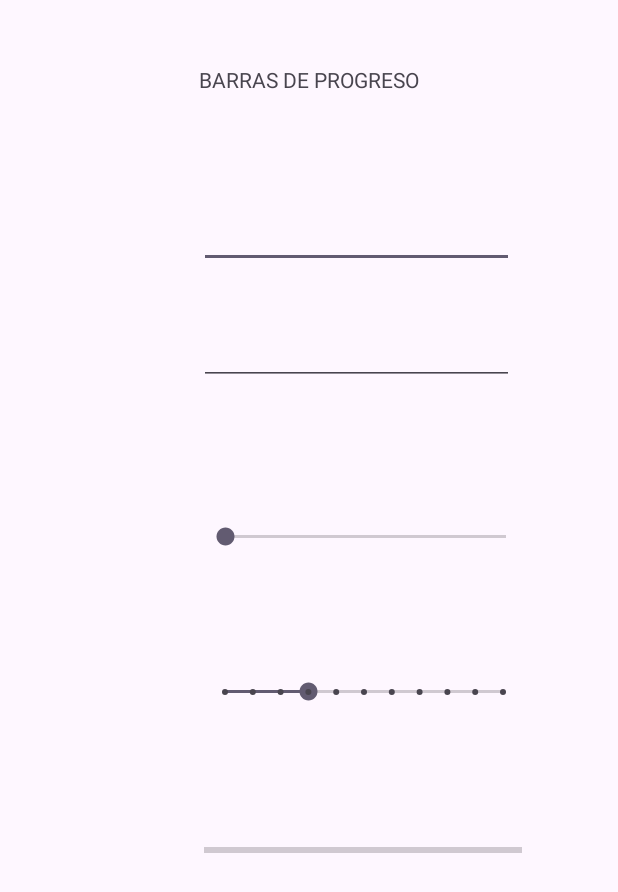
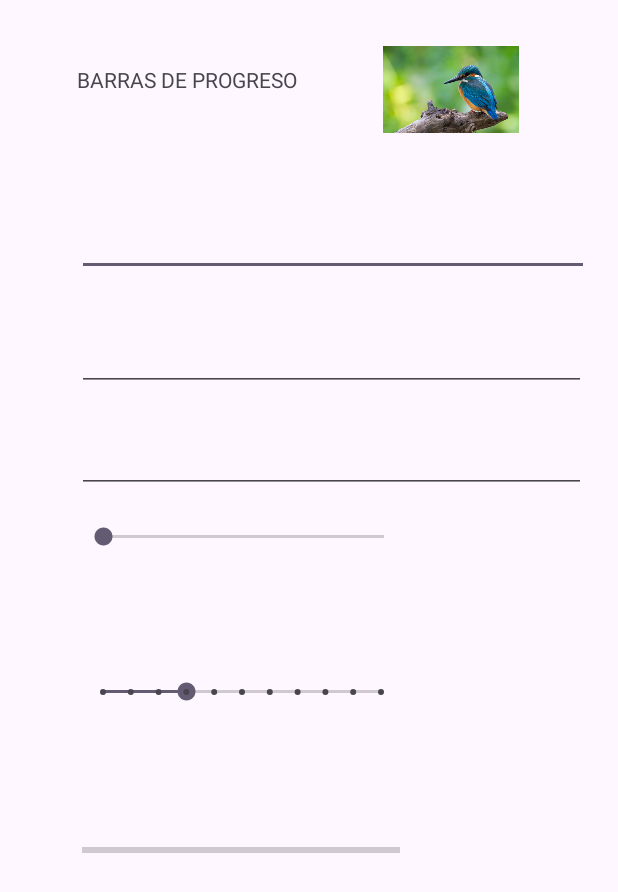
Before and after one commit to canosuper/23-24-DAM2T, an Android app: the layout activity_main.xml on its own in the app's theme, with its tools: preview values and no code run, on a phone screen of 412 x 824 dp. Shown: the top 892 px of the screen. Run offline under Robolectric (Android 15) with nearby library versions, the phone set to English and light mode, and no system bars.

Commit message:
Commit Final Seek Bars y Progress Bar e ImageView

```diff
--- a/SeekYProgressBar/app/src/main/res/layout/activity_main.xml
+++ b/SeekYProgressBar/app/src/main/res/layout/activity_main.xml
@@ -10,20 +10,24 @@
         android:id="@+id/textView"
         android:layout_width="wrap_content"
         android:layout_height="wrap_content"
+        android:layout_marginStart="51dp"
         android:layout_marginTop="43dp"
+        android:layout_marginEnd="57dp"
         android:layout_marginBottom="283dp"
         android:text="BARRAS DE PROGRESO"
-        app:layout_constraintBottom_toTopOf="@+id/seekBar"
+        app:layout_constraintBottom_toTopOf="@+id/seekBarContinua"
         app:layout_constraintEnd_toEndOf="parent"
+        app:layout_constraintEnd_toStartOf="@+id/img1"
+        app:layout_constraintHorizontal_bias="0.193"
         app:layout_constraintStart_toStartOf="parent"
         app:layout_constraintTop_toTopOf="parent"
         app:layout_constraintVertical_bias="0.06" />
 
     <EditText
         android:id="@+id/caja1"
-        android:layout_width="210dp"
-        android:layout_height="50dp"
-        android:layout_marginTop="66dp"
+        android:layout_width="341dp"
+        android:layout_height="45dp"
+        android:layout_marginTop="76dp"
         android:ems="10"
         android:inputType="text"
         app:layout_constraintStart_toStartOf="@+id/textView"
@@ -31,9 +35,19 @@
 
     <EditText
         android:id="@+id/caja2"
-        android:layout_width="210dp"
-        android:layout_height="50dp"
-        android:layout_marginTop="144dp"
+        android:layout_width="339dp"
+        android:layout_height="42dp"
+        android:layout_marginTop="156dp"
+        android:ems="10"
+        android:inputType="text"
+        app:layout_constraintStart_toStartOf="@+id/caja1"
+        app:layout_constraintTop_toBottomOf="@+id/textView" />
+
+    <EditText
+        android:id="@+id/caja3"
+        android:layout_width="339dp"
+        android:layout_height="42dp"
+        android:layout_marginTop="224dp"
         android:ems="10"
         android:inputType="text"
         app:layout_constraintStart_toStartOf="@+id/caja1"
@@ -46,22 +60,24 @@
         android:layout_height="24dp"
         android:layout_marginStart="2dp"
         android:layout_marginBottom="245dp"
+        android:max="10"
         app:layout_constraintBottom_toBottomOf="parent"
-        app:layout_constraintStart_toStartOf="@+id/seekBar2"
-        app:layout_constraintTop_toBottomOf="@+id/seekBar2" />
+        app:layout_constraintStart_toStartOf="@+id/seekBarDiscreta"
+        app:layout_constraintTop_toBottomOf="@+id/seekBarDiscreta" />
 
     <SeekBar
-        android:id="@+id/seekBar"
+        android:id="@+id/seekBarContinua"
         android:layout_width="219dp"
         android:layout_height="23dp"
         android:layout_marginStart="1dp"
         android:layout_marginBottom="34dp"
-        app:layout_constraintBottom_toTopOf="@+id/seekBar2"
+        android:max="100"
+        app:layout_constraintBottom_toTopOf="@+id/seekBarDiscreta"
         app:layout_constraintStart_toStartOf="@+id/caja2"
         app:layout_constraintTop_toBottomOf="@+id/textView" />
 
     <SeekBar
-        android:id="@+id/seekBar2"
+        android:id="@+id/seekBarDiscreta"
         style="@style/Widget.AppCompat.SeekBar.Discrete"
         android:layout_width="217dp"
         android:layout_height="0dp"
@@ -69,7 +85,34 @@
         android:max="10"
         android:progress="3"
         app:layout_constraintBottom_toTopOf="@+id/progressBar"
-        app:layout_constraintStart_toStartOf="@+id/seekBar"
-        app:layout_constraintTop_toBottomOf="@+id/seekBar" />
+        app:layout_constraintStart_toStartOf="@+id/seekBarContinua"
+        app:layout_constraintTop_toBottomOf="@+id/seekBarContinua" />
+
+    <ImageView
+        android:id="@+id/img1"
+        android:layout_width="0dp"
+        android:layout_height="87dp"
+        android:layout_marginTop="16dp"
+        android:layout_marginEnd="66dp"
+        android:contentDescription="Martín Pescador 1"
+        android:src="@drawable/martin1"
+        android:visibility="visible"
+        app:layout_constraintEnd_toEndOf="parent"
+        app:layout_constraintStart_toEndOf="@+id/textView"
+        app:layout_constraintTop_toTopOf="parent" />
+
+    <ImageView
+        android:id="@+id/img2"
+        android:layout_width="89dp"
+        android:layout_height="80dp"
+        android:layout_marginTop="16dp"
+        android:layout_marginEnd="66dp"
+        android:contentDescription="Martín Pescador 1"
+        android:src="@drawable/martin2"
+        android:visibility="invisible"
+        app:layout_constraintEnd_toEndOf="parent"
+        app:layout_constraintHorizontal_bias="1.0"
+        app:layout_constraintStart_toEndOf="@+id/textView"
+        app:layout_constraintTop_toTopOf="parent" />
 
 </androidx.constraintlayout.widget.ConstraintLayout>
```
Also changed, not shown: SeekYProgressBar/app/src/main/java/com/example/seekyprogressbar/MainActivity.kt (+64 -0 lines), SeekYProgressBar/app/src/main/res/drawable/martin1.jpg (added), SeekYProgressBar/app/src/main/res/drawable/martin2.jpg (added), SeekYProgressBar/app/src/main/res/drawable/martin3.jpg (added).
